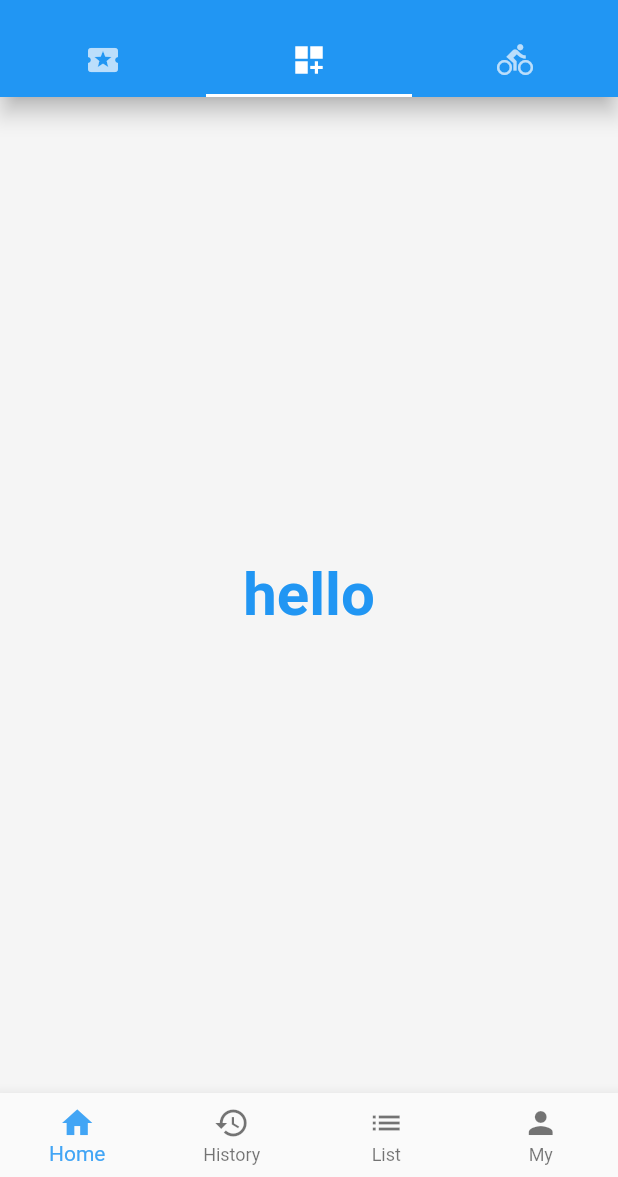
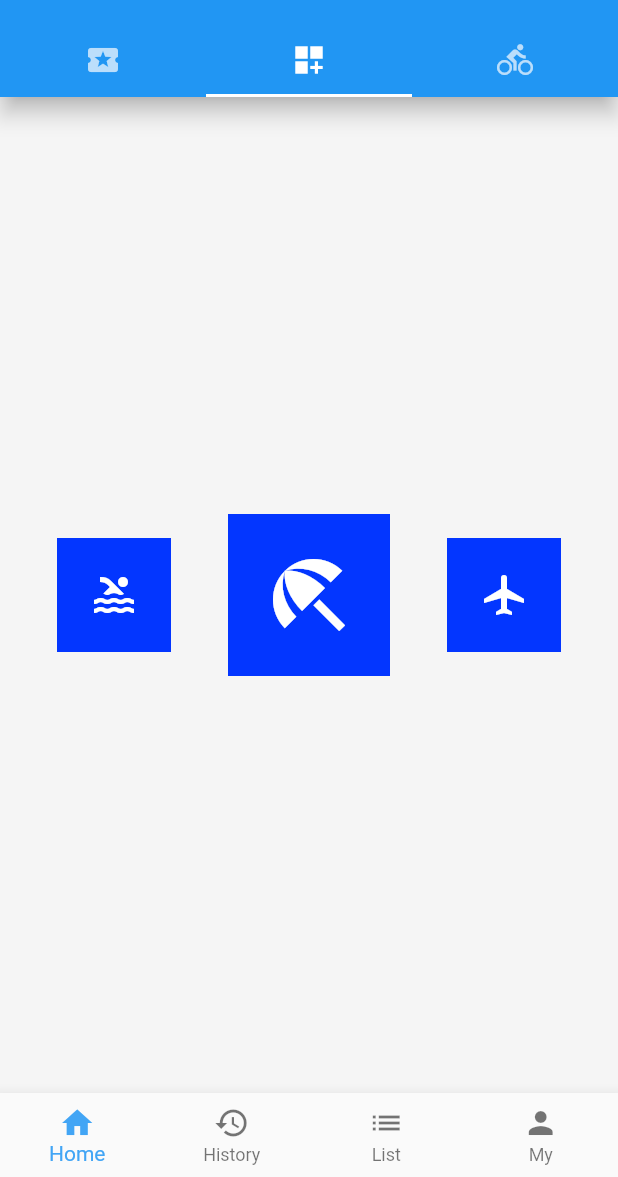
Before and after one commit to skyccpbx/flutter_sdy001, a Flutter app: the screen it shows after launch, tab 2 chosen, on a phone screen of 412 x 824 dp, the part 59-1236 px from its top. Run offline on Flutter 3.47's test engine with Material 2 defaults, Android fonts, the phone set to English and light mode, and no system bars; network calls fail.

Commit message:
layout add

```diff
--- a/lib/demo/hello_demo.dart
+++ /dev/null
@@ -1,15 +0,0 @@
-import 'package:flutter/material.dart';
-
-class HelloDemo extends StatelessWidget {
-  @override
-  Widget build(BuildContext context) {
-    return Center(
-      child: Text(
-        'hello',
-        textDirection: TextDirection.ltr,
-        style: TextStyle(
-            fontSize: 40.0, fontWeight: FontWeight.bold, color: Colors.blue),
-      ),
-    );
-  }
-}
--- /dev/null
+++ b/lib/demo/layout_demo.dart
@@ -0,0 +1,52 @@
+import 'package:flutter/material.dart';
+
+class LayoutDemo extends StatelessWidget {
+  //flutter 布局
+  @override
+  Widget build(BuildContext context) {
+    return Container(
+      //flex box
+      //padding: EdgeInsets.all(13.0),
+      child: Row(
+        mainAxisAlignment: MainAxisAlignment.spaceEvenly,
+        crossAxisAlignment: CrossAxisAlignment.center,
+        children: <Widget>[
+          IconBadge(
+            Icons.pool,
+            //size: 64.0,
+          ),
+          //Padding(padding: EdgeInsets.all(3.0)),
+          IconBadge(
+            Icons.beach_access,
+            size: 64.0,
+          ),
+          IconBadge(
+            Icons.airplanemode_active,
+            //size: 64.0,
+          )
+        ], // 图标小部件
+      ),
+    );
+  }
+}
+
+class IconBadge extends StatelessWidget {
+  final IconData icon;
+  final double size;
+
+  IconBadge(this.icon, {this.size = 32.0});
+
+  @override
+  Widget build(BuildContext context) {
+    return Container(
+      child: Icon(
+        icon,
+        size: size,
+        color: Colors.white,
+      ),
+      width: size + 44,
+      height: size + 44,
+      color: Color.fromRGBO(3, 54, 255, 1.0),
+    );
+  }
+}
--- a/lib/main.dart
+++ b/lib/main.dart
@@ -2,7 +2,8 @@ import 'package:flutter/material.dart';
 import './demo/drawer_deme.dart';
 import './demo/bottom_navigation_bar_demo.dart';
 import './demo/listview_demo.dart';
-import './demo/hello_demo.dart';
+import './demo/basic_demo.dart';
+import './demo/layout_demo.dart';
 
 void main() => runApp(App());
 
@@ -75,13 +76,10 @@ class Home extends StatelessWidget {
           ),
           body: TabBarView(
             children: [
+              //tap标签内容 视图
               ListViewDemo(),
-              HelloDemo(),
-              Icon(
-                Icons.directions_bike_sharp,
-                size: 128,
-                color: Colors.black12,
-              ),
+              LayoutDemo(),
+              BasicDemo(),
             ],
           ), //ListViewDemo(), //挂载组件
           drawer: DrawerDemo(),
```
Also changed, not shown: lib/demo/basic_demo.dart (added, +38 -0 lines), 2 other files.
